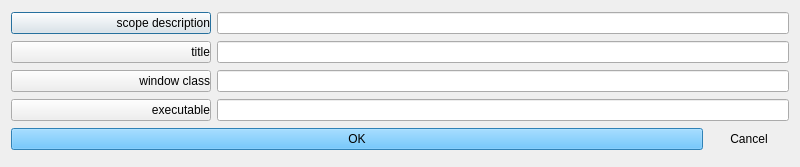
Before: the Qt Designer form ui/a2ctrl/scopeDialog.ui in ewerybody/a2, drawn with Qt 5.
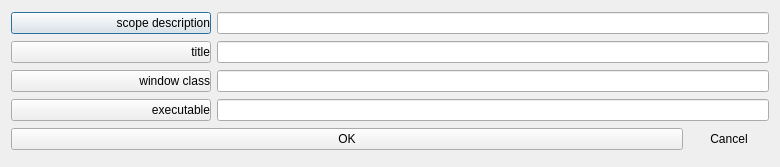
After: the same form once the commit is applied.

The edit to the form file:
```diff
--- a/ui/a2ctrl/scopeDialog.ui
+++ b/ui/a2ctrl/scopeDialog.ui
@@ -6,7 +6,7 @@
    <rect>
     <x>0</x>
     <y>0</y>
-    <width>800</width>
+    <width>780</width>
     <height>167</height>
    </rect>
   </property>
@@ -137,10 +137,7 @@
    <item>
     <layout class="QHBoxLayout" name="horizontalLayout" stretch="1,0">
      <item>
-      <widget class="QPushButton" name="okButton">
-       <property name="styleSheet">
-        <string notr="true">* {background-color: #43B6FF;}</string>
-       </property>
+      <widget class="QPushButton" name="a2ok_button">
        <property name="text">
         <string>OK</string>
        </property>
```
Left out of the diff: 6 changed lines with no effect on the pictures.
